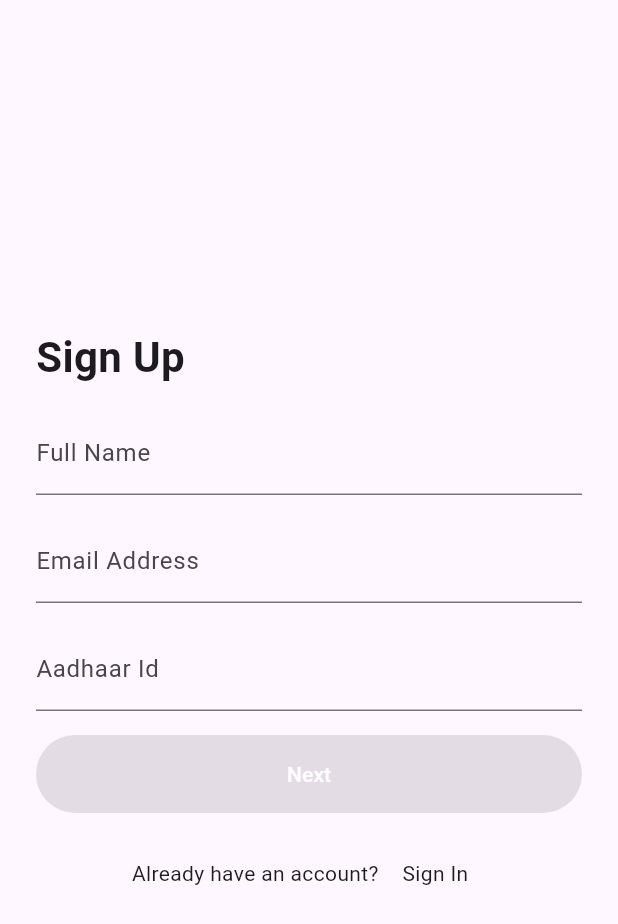
After one commit to ThisIsSidam/byte_tracker, a Flutter app: the screen it shows after launch, after a tap on "Sign In", after a tap on "Sign Up", on a phone screen of 412 x 824 dp. The commit adds this screen. Shown: the top 924 px of the screen. Run offline on Flutter 3.47's test engine with Material 3 defaults, Android fonts, the light colour scheme and no system bars; drawn by our look-alikes of reactive_forms; our stand-ins replace dio, equatable, firebase_auth, firebase_core, fl_chart, flutter_hooks and 4 more; accounts and stored records are empty; generated files the repository leaves out were written again.

Commit message:
Refactor routing and authentication flow; add sign-up screen and update user model

```diff
--- a/lib/app/router.dart
+++ b/lib/app/router.dart
@@ -1,7 +1,8 @@
 enum AppRoute {
-  dashboard('/dashboard'),
+  appDashboard('/dashboard'),
   signIn('/signIn'),
-  home('/home'),
+  signUp('/signUp'),
+  dashboardHome('/home'),
   ;
 
   const AppRoute(this.path);
--- /dev/null
+++ b/lib/app/routes_builder.dart
@@ -0,0 +1,14 @@
+import 'package:flutter/material.dart';
+
+import '../features/authentication/presentation/screens/sign_in_screen.dart';
+import '../features/authentication/presentation/screens/sign_up_screen.dart';
+import '../features/dashboard/presentation/screens/dashboard_screen.dart';
+import 'router.dart';
+
+Map<String, WidgetBuilder> appRoutes() {
+  return <String, WidgetBuilder>{
+    AppRoute.signIn.path: (_) => const SignInScreen(),
+    AppRoute.signUp.path: (_) => const SignUpScreen(),
+    AppRoute.appDashboard.path: (_) => const DashboardScreen(),
+  };
+}
--- a/lib/features/app_startup/presentation/provider/app_startup_provider.dart
+++ b/lib/features/app_startup/presentation/provider/app_startup_provider.dart
@@ -33,6 +33,6 @@ FutureOr<String?> appStartup(Ref ref) async {
     ref.read(initialScreenProvider.notifier).updateRoute = AppRoute.signIn;
     return AppRoute.signIn.path;
   }
-  ref.read(initialScreenProvider.notifier).updateRoute = AppRoute.home;
-  return AppRoute.home.path;
+  ref.read(initialScreenProvider.notifier).updateRoute = AppRoute.dashboardHome;
+  return AppRoute.dashboardHome.path;
 }
--- a/lib/features/authentication/domain/entities/new_user.dart
+++ b/lib/features/authentication/domain/entities/new_user.dart
@@ -2,23 +2,23 @@ class NewUser {
   const NewUser({
     this.email,
     this.name,
-    this.tutorType,
+    this.aadhaar,
     this.password,
   });
   final String? email;
   final String? name;
-  final String? tutorType;
+  final String? aadhaar;
   final String? password;
 
   /// True if any attribute is null
   bool get isNull =>
-      email == null || name == null || tutorType == null || password == null;
+      email == null || name == null || aadhaar == null || password == null;
 
   Map<String, dynamic> toJson() {
     return <String, dynamic>{
       'email': email,
       'name': name,
-      'tutorType': tutorType,
+      'aadhaar': aadhaar,
       'password': password,
     };
   }
--- a/lib/features/authentication/presentation/providers/auth_notifier.dart
+++ b/lib/features/authentication/presentation/providers/auth_notifier.dart
@@ -22,7 +22,7 @@ class AuthNotifier extends _$AuthNotifier {
     final User? firebaseUser =
         await ref.read(authStreamProvider.selectAsync((User? user) => user));
     if (firebaseUser == null) return const LoggedOut();
-    return const LoggedIn(AppRoute.home);
+    return const LoggedIn(AppRoute.dashboardHome);
   }
 
   Future<void> signIn(String email, String pwd) async {
@@ -34,12 +34,16 @@ class AuthNotifier extends _$AuthNotifier {
         email: email,
         password: pwd,
       );
-      state = const AsyncData<AuthState>(LoggedIn(AppRoute.home));
+      state = const AsyncData<AuthState>(LoggedIn(AppRoute.dashboardHome));
     } on FirebaseAuthException catch (e, stk) {
       state = AsyncError<AuthState>(e, stk).copyWithPrevious(previous);
     } catch (e, stk) {
       state = AsyncError<AuthState>(e, stk).copyWithPrevious(previous);
     }
+  }
+
+  Future<bool> signUp() async {
+    return false;
   }
 
   Future<void> signOut() async {
--- /dev/null
+++ b/lib/features/authentication/presentation/providers/sign_up_provider.dart
@@ -0,0 +1,27 @@
+import 'package:riverpod_annotation/riverpod_annotation.dart';
+
+import '../../domain/entities/new_user.dart';
+
+part 'sign_up_provider.g.dart';
+
+@riverpod
+class NewUserState extends _$NewUserState {
+  @override
+  NewUser build() {
+    return const NewUser();
+  }
+
+  void updateUser({
+    String? email,
+    String? name,
+    String? aadhaar,
+    String? password,
+  }) {
+    state = NewUser(
+      email: email ?? state.email,
+      name: name ?? state.name,
+      aadhaar: aadhaar ?? state.aadhaar,
+      password: password ?? state.password,
+    );
+  }
+}
--- a/lib/features/authentication/presentation/screens/sign_in_screen.dart
+++ b/lib/features/authentication/presentation/screens/sign_in_screen.dart
@@ -3,6 +3,7 @@ import 'package:flutter_hooks/flutter_hooks.dart';
 import 'package:hooks_riverpod/hooks_riverpod.dart';
 import 'package:reactive_forms/reactive_forms.dart';
 
+import '../../../../app/router.dart';
 import '../../../../shared/widgets/buttons/loading_button.dart';
 import '../../../../shared/widgets/riverpod_widgets/state_selector.dart';
 import '../providers/auth_notifier.dart';
@@ -161,10 +162,21 @@ class SignInScreen extends HookConsumerWidget {
                       ),
                     ),
                     const SizedBox(height: 25),
-                    const Center(
-                      child: Text(
-                        "Don't have an account? ",
-                      ),
+                    Row(
+                      children: <Widget>[
+                        const Text(
+                          "Don't have an account? ",
+                        ),
+                        TextButton(
+                          child: const Text('Sign Up'),
+                          onPressed: () {
+                            Navigator.pushReplacementNamed(
+                              context,
+                              AppRoute.signUp.path,
+                            );
+                          },
+                        ),
+                      ],
                     ),
                   ],
                 );
--- /dev/null
+++ b/lib/features/authentication/presentation/screens/sign_up_screen.dart
@@ -0,0 +1,39 @@
+import 'package:flutter/material.dart';
+import 'package:flutter_hooks/flutter_hooks.dart';
+import 'package:hooks_riverpod/hooks_riverpod.dart';
+
+import '../../../../app/router.dart';
+import '../providers/sign_up_provider.dart';
+import '../widgets/add_pwd_section.dart';
+import '../widgets/sign_up_section.dart';
+
+class SignUpScreen extends HookConsumerWidget {
+  const SignUpScreen({super.key});
+
+  @override
+  Widget build(BuildContext context, WidgetRef ref) {
+    ref.listen(newUserStateProvider, (_, __) {});
+    final ValueNotifier<bool> showFirst = useState(true);
+
+    return PopScope(
+      canPop: false,
+      onPopInvokedWithResult: (_, __) {
+        Navigator.pushReplacementNamed(context, AppRoute.signIn.path);
+      },
+      child: Scaffold(
+        body: AnimatedCrossFade(
+          firstChild: SignUpSection(
+            onNext: () => showFirst.value = false,
+          ),
+          secondChild: AddPasswordSection(
+            toPrevious: () => showFirst.value = true,
+          ),
+          crossFadeState: showFirst.value
+              ? CrossFadeState.showFirst
+              : CrossFadeState.showSecond,
+          duration: const Duration(milliseconds: 300),
+        ),
+      ),
+    );
+  }
+}
--- /dev/null
+++ b/lib/features/authentication/presentation/widgets/add_pwd_section.dart
@@ -0,0 +1,192 @@
+import 'package:flutter/material.dart';
+import 'package:flutter_hooks/flutter_hooks.dart';
+import 'package:hooks_riverpod/hooks_riverpod.dart';
+import 'package:reactive_forms/reactive_forms.dart';
+
+import '../../../../app/router.dart';
+import '../providers/auth_notifier.dart';
+import '../providers/sign_up_provider.dart';
+
+class AddPasswordSection extends ConsumerWidget {
+  const AddPasswordSection({required this.toPrevious, super.key});
+
+  final VoidCallback toPrevious;
+
+  FormGroup formGroup() => FormGroup(
+        <String, AbstractControl<void>>{
+          'password': FormControl<String>(
+            validators: <Validator<void>>[
+              Validators.required,
+              Validators.minLength(6),
+              Validators.pattern('(?=.*[A-Z])'),
+              Validators.pattern('(?=.*[a-z])'),
+              Validators.pattern(r'(?=.*\d)'),
+              Validators.pattern(r'(?=.*[@$!%*?&])'),
+            ],
+          ),
+          'cnf-password': FormControl<String>(
+            validators: <Validator<void>>[
+              Validators.required,
+            ],
+          ),
+        },
+        validators: <Validator<void>>[
+          Validators.mustMatch('password', 'cnf-password'),
+        ],
+      );
+
+  @override
+  Widget build(BuildContext context, WidgetRef ref) {
+    return ReactiveFormBuilder(
+      form: formGroup,
+      builder: (BuildContext context, FormGroup form, Widget? child) => Padding(
+        padding: const EdgeInsets.symmetric(horizontal: 24, vertical: 40),
+        child: Column(
+          spacing: 16,
+          mainAxisAlignment: MainAxisAlignment.center,
+          crossAxisAlignment: CrossAxisAlignment.start,
+          children: <Widget>[
+            _buildTitle(context),
+            _buildPasswordField(),
+            _buildConfirmPasswordField(),
+            _buildNextButton(context, ref, form),
+            _buildSignInText(context),
+          ],
+        ),
+      ),
+    );
+  }
+
+  Widget _buildTitle(BuildContext context) {
+    return Row(
+      children: <Widget>[
+        IconButton(
+          icon: const Icon(Icons.arrow_back),
+          onPressed: toPrevious,
+        ),
+        const Text(
+          'Sign Up',
+          style: TextStyle(
+            fontSize: 28,
+            fontWeight: FontWeight.bold,
+          ),
+        ),
+      ],
+    );
+  }
+
+  Widget _buildPasswordField() {
+    return HookBuilder(
+      builder: (BuildContext context) {
+        final ValueNotifier<bool> showPwd = useState<bool>(true);
+        return ReactiveTextField<String>(
+          formControlName: 'password',
+          obscureText: showPwd.value,
+          decoration: InputDecoration(
+            labelText: 'Password',
+            suffixIcon: IconButton(
+              icon: Icon(
+                showPwd.value ? Icons.visibility : Icons.visibility_off,
+              ),
+              onPressed: () {
+                showPwd.value = !showPwd.value;
+              },
+            ),
+          ),
+          validationMessages: <String, ValidationMessageFunction>{
+            ValidationMessage.required: (_) => 'Password is required',
+            ValidationMessage.minLength: (_) =>
+                'Password must be at least 6 characters long',
+            ValidationMessage.pattern: (_) =>
+                // ignore: lines_longer_than_80_chars
+                'Must contain at least one uppercase letter\nMust contain at least one lowercase letter\nMust contain at least one number\nMust contain at least one special character (@\$!%*?&)',
+          },
+        );
+      },
+    );
+  }
+
+  Widget _buildConfirmPasswordField() {
+    return HookBuilder(
+      builder: (BuildContext context) {
+        final ValueNotifier<bool> showPwd = useState<bool>(true);
+        return ReactiveTextField<String>(
+          formControlName: 'cnf-password',
+          obscureText: showPwd.value,
+          decoration: InputDecoration(
+            labelText: 'Confirm Password',
+            suffixIcon: IconButton(
+              icon: Icon(
+                showPwd.value ? Icons.visibility : Icons.visibility_off,
+              ),
+              onPressed: () {
+                showPwd.value = !showPwd.value;
+              },
+            ),
+          ),
+          validationMessages: <String, ValidationMessageFunction>{
+            ValidationMessage.required: (_) => 'Confirm password is required',
+            ValidationMessage.mustMatch: (_) => 'Passwords must match',
+          },
+        );
+      },
+    );
+  }
+
+  Widget _buildNextButton(BuildContext context, WidgetRef ref, FormGroup form) {
+    return ReactiveFormConsumer(
+      builder: (BuildContext context, FormGroup form, Widget? child) {
+        return SizedBox(
+          width: double.infinity,
+          child: ElevatedButton(
+            style: ElevatedButton.styleFrom(
+              padding: const EdgeInsets.symmetric(vertical: 16),
+            ),
+            onPressed: form.valid
+                ? () async {
+                    ref.read(newUserStateProvider.notifier).updateUser(
+                          password: form.control('password').value as String,
+                        );
+                    final bool status =
+                        await ref.read(authNotifierProvider.notifier).signUp();
+                    if (!status) {
+                      // AppUtils.showToast(msg: 'Something went wrong!');
+                    }
+                  }
+                : null,
+            child: const Text(
+              'Sign Up',
+              style: TextStyle(color: Colors.white),
+            ),
+          ),
+        );
+      },
+    );
+  }
+
+  Widget _buildSignInText(BuildContext context) {
+    final ThemeData theme = Theme.of(context);
+    return Center(
+      child: Row(
+        mainAxisAlignment: MainAxisAlignment.center,
+        children: <Widget>[
+          const Text(
+            'Already have an account? ',
+          ),
+          TextButton(
+            onPressed: () {
+              Navigator.pushReplacementNamed(
+                context,
+                AppRoute.signIn.path,
+              );
+            },
+            child: Text(
+              'Sign In',
+              style: theme.textTheme.bodyMedium,
+            ),
+          ),
+        ],
+      ),
+    );
+  }
+}
--- /dev/null
+++ b/lib/features/authentication/presentation/widgets/sign_up_section.dart
@@ -0,0 +1,153 @@
+import 'package:flutter/material.dart';
+import 'package:hooks_riverpod/hooks_riverpod.dart';
+import 'package:reactive_forms/reactive_forms.dart';
+
+import '../../../../app/router.dart';
+import '../providers/sign_up_provider.dart';
+
+class SignUpSection extends ConsumerWidget {
+  const SignUpSection({required this.onNext, super.key});
+
+  final VoidCallback onNext;
+
+  FormGroup formGroup() => FormGroup(<String, AbstractControl<void>>{
+        'fullName': FormControl<String>(
+          validators: <Validator<void>>[Validators.required],
+        ),
+        'email': FormControl<String>(
+          validators: <Validator<void>>[Validators.required, Validators.email],
+        ),
+        'aadhaar': FormControl<String>(
+          validators: <Validator<void>>[Validators.required],
+        ),
+      });
+
+  @override
+  Widget build(BuildContext context, WidgetRef ref) {
+    return ReactiveFormBuilder(
+      form: formGroup,
+      builder: (BuildContext context, FormGroup form, Widget? child) => Padding(
+        padding: const EdgeInsets.symmetric(horizontal: 24, vertical: 40),
+        child: Column(
+          spacing: 16,
+          mainAxisAlignment: MainAxisAlignment.center,
+          crossAxisAlignment: CrossAxisAlignment.start,
+          children: <Widget>[
+            _buildTitle(),
+            _buildFullNameField(),
+            _buildEmailField(),
+            _buildAadhaarField(),
+            _buildNextButton(context, ref, form),
+            _buildSignInText(context),
+          ],
+        ),
+      ),
+    );
+  }
+
+  Widget _buildTitle() {
+    return const Text(
+      'Sign Up',
+      style: TextStyle(
+        fontSize: 28,
+        fontWeight: FontWeight.bold,
+      ),
+    );
+  }
+
+  Widget _buildFullNameField() {
+    return ReactiveTextField<String>(
+      formControlName: 'fullName',
+      decoration: const InputDecoration(
+        labelText: 'Full Name',
+      ),
+      validationMessages: <String, ValidationMessageFunction>{
+        ValidationMessage.required: (_) => 'Full Name is required',
+      },
+    );
+  }
+
+  Widget _buildEmailField() {
+    return ReactiveTextField<String>(
+      formControlName: 'email',
+      decoration: const InputDecoration(
+        labelText: 'Email Address',
+        hintText: 'example@gmail.com',
+      ),
+      validationMessages: <String, ValidationMessageFunction>{
+        ValidationMessage.required: (_) => 'Email is required',
+        ValidationMessage.email: (_) => 'Invalid email format',
+      },
+    );
+  }
+
+  Widget _buildAadhaarField() {
+    return ReactiveTextField<String>(
+      formControlName: 'aadhaar',
+      decoration: const InputDecoration(
+        labelText: 'Aadhaar Id',
+        hintText: '1234 5678 9012 3456',
+      ),
+      validationMessages: <String, ValidationMessageFunction>{
+        ValidationMessage.required: (_) => 'Aadhaar is required',
+      },
+    );
+  }
+
+  Widget _buildNextButton(BuildContext context, WidgetRef ref, FormGroup form) {
+    return ReactiveFormConsumer(
+      builder: (BuildContext context, FormGroup form, Widget? child) {
+        return SizedBox(
+          width: double.infinity,
+          child: ElevatedButton(
+            style: ElevatedButton.styleFrom(
+              padding: const EdgeInsets.symmetric(vertical: 16),
+            ),
+            onPressed: form.valid
+                ? () async {
+                    final String email = form.control('email').value as String;
+
+                    ref.read(newUserStateProvider.notifier).updateUser(
+                          email: email,
+                          name: form.control('fullName').value as String,
+                          aadhaar: form.control('aadhaar').value as String,
+                        );
+                    onNext();
+                  }
+                : null,
+            child: const Text(
+              'Next',
+              style: TextStyle(color: Colors.white),
+            ),
+          ),
+        );
+      },
+    );
+  }
+
+  Widget _buildSignInText(BuildContext context) {
+    final ThemeData theme = Theme.of(context);
+    return Center(
+      child: Row(
+        mainAxisAlignment: MainAxisAlignment.center,
+        children: <Widget>[
+          const Text(
+            'Already have an account? ',
+          ),
+          TextButton(
+            onPressed: () {
+              Navigator.pushReplacementNamed(
+                context,
+                AppRoute.signIn.path,
+              );
+            },
+            child: Text(
+              'Sign In',
+              style: theme.textTheme.bodyMedium,
+            ),
+          ),
+        ],
+      ),
+    );
+  }
+}
--- a/lib/main.dart
+++ b/lib/main.dart
@@ -3,6 +3,7 @@ import 'package:flutter/material.dart';
 import 'package:hooks_riverpod/hooks_riverpod.dart';
 
 import 'app/router.dart';
+import 'app/routes_builder.dart';
 import 'features/app_startup/presentation/provider/app_startup_provider.dart';
 import 'features/app_startup/presentation/provider/initial_screen_provider.dart';
 import 'features/app_startup/presentation/screens/splash_screen.dart';
@@ -27,10 +28,11 @@ class MyApp extends ConsumerWidget {
         ? const SplashScreen()
         : route == AppRoute.signIn
             ? const SignInScreen()
-            : route == AppRoute.home
+            : route == AppRoute.dashboardHome
                 ? const AppDashboard()
                 : _buildErrorScreen(ref);
     return MaterialApp(
+      routes: appRoutes(),
       home: currentScreen,
     );
   }
```
Also changed, not shown: lib/features/app_startup/presentation/provider/app_startup_provider.g.dart, lib/features/authentication/presentation/providers/auth_notifier.g.dart, lib/features/authentication/presentation/providers/sign_up_provider.g.dart (added).
